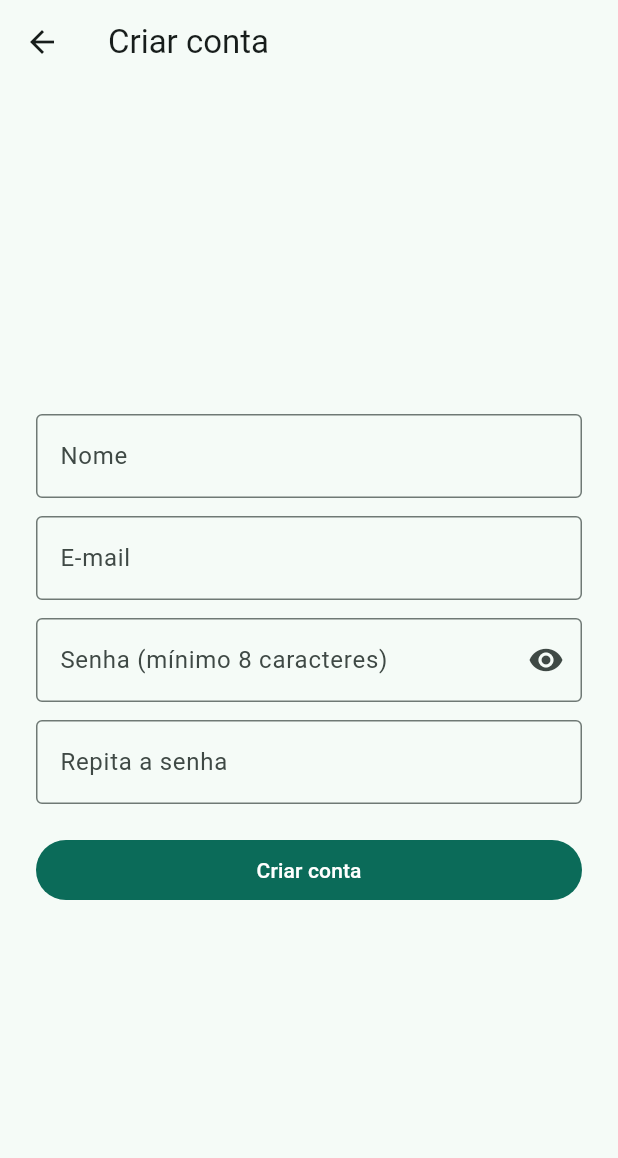
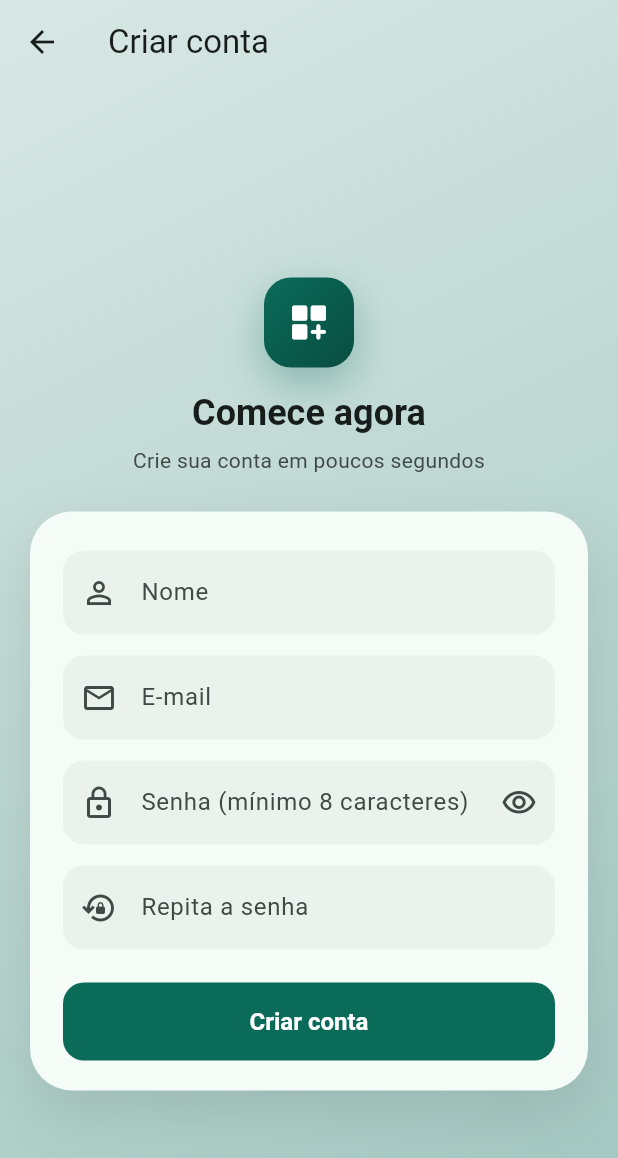
Before and after one commit to valdeiramaral/controle.pessoal, a Flutter app: the screen it shows after launch, after a tap on "Entrar", after a tap on "Criar conta", on a phone screen of 412 x 824 dp. Shown: the top 1158 px of the screen. Run offline on Flutter 3.47's test engine with Material 3 defaults, Android fonts, the phone set to English and light mode, and no system bars; our stand-ins replace drift, drift_flutter, flutter_local_notifications, flutter_riverpod, flutter_secure_storage, timezone; accounts and stored records are empty; generated files the repository leaves out were written again.

Commit message:
Login e cadastro: visual novo (degrade, cartao, campos preenchidos, animacao)
Co-Authored-By: Claude Sonnet 5.5 <noreply@anthropic.com>
Claude-Session: https://claude.ai/code/session_01BBJdPGpRE6NQGsK2ezuwoF

```diff
--- a/app/lib/features/auth/cadastro_page.dart
+++ b/app/lib/features/auth/cadastro_page.dart
@@ -4,6 +4,7 @@ import 'package:flutter_riverpod/flutter_riverpod.dart';
 import '../../data/api/cliente_api.dart';
 import 'sessao.dart';
 import 'validacoes.dart';
+import 'widgets_auth.dart';
 
 class CadastroPage extends ConsumerStatefulWidget {
   const CadastroPage({super.key});
@@ -51,15 +52,36 @@ class _CadastroPageState extends ConsumerState<CadastroPage> {
   @override
   Widget build(BuildContext context) {
     final tema = Theme.of(context);
+    Widget olho() => IconButton(
+          tooltip: _ver ? 'Ocultar senha' : 'Mostrar senha',
+          icon: Icon(_ver ? Icons.visibility_off_outlined : Icons.visibility_outlined),
+          onPressed: () => setState(() => _ver = !_ver),
+        );
     return Scaffold(
-      appBar: AppBar(title: const Text('Criar conta')),
-      body: SafeArea(
-        child: Center(
-          child: SingleChildScrollView(
-            padding: const EdgeInsets.all(24),
-            child: ConstrainedBox(
-              constraints: const BoxConstraints(maxWidth: 420),
-              child: Form(
+      extendBodyBehindAppBar: true,
+      appBar: AppBar(
+        title: const Text('Criar conta'),
+        backgroundColor: Colors.transparent,
+        elevation: 0,
+        scrolledUnderElevation: 0,
+      ),
+      body: FundoAuth(
+        filho: Column(
+          crossAxisAlignment: CrossAxisAlignment.stretch,
+          children: [
+            const SizedBox(height: 32),
+            const Align(child: MarcaApp(tamanho: 60)),
+            const SizedBox(height: 14),
+            Text('Comece agora',
+                textAlign: TextAlign.center,
+                style: tema.textTheme.headlineSmall?.copyWith(fontWeight: FontWeight.w700)),
+            const SizedBox(height: 6),
+            Text('Crie sua conta em poucos segundos',
+                textAlign: TextAlign.center,
+                style: tema.textTheme.bodyMedium?.copyWith(color: tema.colorScheme.onSurfaceVariant)),
+            const SizedBox(height: 24),
+            CartaoAuth(
+              filho: Form(
                 key: _form,
                 child: Column(
                   crossAxisAlignment: CrossAxisAlignment.stretch,
@@ -70,66 +92,54 @@ class _CadastroPageState extends ConsumerState<CadastroPage> {
                       textCapitalization: TextCapitalization.words,
                       autofillHints: const [AutofillHints.name],
                       textInputAction: TextInputAction.next,
-                      decoration: const InputDecoration(labelText: 'Nome', border: OutlineInputBorder()),
+                      decoration: decoracaoCampo(context, 'Nome', Icons.person_outline),
                       validator: validarNome,
                     ),
-                    const SizedBox(height: 12),
+                    const SizedBox(height: 14),
                     TextFormField(
                       key: const Key('campo_email'),
                       controller: _email,
                       keyboardType: TextInputType.emailAddress,
                       autofillHints: const [AutofillHints.email],
                       textInputAction: TextInputAction.next,
-                      decoration: const InputDecoration(labelText: 'E-mail', border: OutlineInputBorder()),
+                      decoration: decoracaoCampo(context, 'E-mail', Icons.mail_outline),
                       validator: validarEmail,
                     ),
-                    const SizedBox(height: 12),
+                    const SizedBox(height: 14),
                     TextFormField(
                       key: const Key('campo_senha'),
                       controller: _senha,
                       obscureText: !_ver,
                       autofillHints: const [AutofillHints.newPassword],
                       textInputAction: TextInputAction.next,
-                      decoration: InputDecoration(
-                        labelText: 'Senha (mínimo 8 caracteres)',
-                        border: const OutlineInputBorder(),
-                        suffixIcon: IconButton(
-                          tooltip: _ver ? 'Ocultar senha' : 'Mostrar senha',
-                          icon: Icon(_ver ? Icons.visibility_off : Icons.visibility),
-                          onPressed: () => setState(() => _ver = !_ver),
-                        ),
-                      ),
+                      decoration: decoracaoCampo(context, 'Senha (mínimo 8 caracteres)', Icons.lock_outline,
+                          sufixo: olho()),
                       validator: validarSenhaNova,
                     ),
-                    const SizedBox(height: 12),
+                    const SizedBox(height: 14),
                     TextFormField(
                       key: const Key('campo_confirma'),
                       controller: _confirma,
                       obscureText: !_ver,
                       textInputAction: TextInputAction.done,
                       onFieldSubmitted: (_) => _enviando ? null : _criar(),
-                      decoration: const InputDecoration(labelText: 'Repita a senha', border: OutlineInputBorder()),
+                      decoration: decoracaoCampo(context, 'Repita a senha', Icons.lock_reset_outlined),
                       validator: (v) => v == _senha.text ? null : 'As senhas não são iguais.',
                     ),
                     if (_erro != null) ...[
-                      const SizedBox(height: 12),
-                      Text(_erro!,
-                          key: const Key('mensagem_erro'),
-                          style: TextStyle(color: tema.colorScheme.error)),
+                      const SizedBox(height: 14),
+                      CaixaMensagem(texto: _erro!),
                     ],
-                    const SizedBox(height: 20),
-                    FilledButton(
+                    const SizedBox(height: 22),
+                    KeyedSubtree(
                       key: const Key('botao_criar'),
-                      onPressed: _enviando ? null : _criar,
-                      child: _enviando
-                          ? const SizedBox(width: 20, height: 20, child: CircularProgressIndicator(strokeWidth: 2))
-                          : const Text('Criar conta'),
+                      child: BotaoPrincipal(texto: 'Criar conta', enviando: _enviando, aoPressionar: _criar),
                     ),
                   ],
                 ),
               ),
             ),
-          ),
+          ],
         ),
       ),
     );
--- a/app/lib/features/auth/login_page.dart
+++ b/app/lib/features/auth/login_page.dart
@@ -5,6 +5,7 @@ import '../../data/api/cliente_api.dart';
 import 'cadastro_page.dart';
 import 'sessao.dart';
 import 'validacoes.dart';
+import 'widgets_auth.dart';
 
 class LoginPage extends ConsumerStatefulWidget {
   const LoginPage({super.key});
@@ -50,35 +51,41 @@ class _LoginPageState extends ConsumerState<LoginPage> {
     final tema = Theme.of(context);
     final mensagem = _erro ?? aviso;
     return Scaffold(
-      body: SafeArea(
-        child: Center(
-          child: SingleChildScrollView(
-            padding: const EdgeInsets.all(24),
-            child: ConstrainedBox(
-              constraints: const BoxConstraints(maxWidth: 420),
-              child: Form(
+      body: FundoAuth(
+        filho: Column(
+          crossAxisAlignment: CrossAxisAlignment.stretch,
+          children: [
+            const Align(child: MarcaApp()),
+            const SizedBox(height: 18),
+            Text('Controle Pessoal',
+                textAlign: TextAlign.center,
+                style: tema.textTheme.headlineMedium?.copyWith(fontWeight: FontWeight.w700, letterSpacing: -0.5)),
+            const SizedBox(height: 6),
+            Text('Finanças, saúde e agenda em um só lugar',
+                textAlign: TextAlign.center,
+                style: tema.textTheme.bodyMedium?.copyWith(color: tema.colorScheme.onSurfaceVariant)),
+            const SizedBox(height: 28),
+            CartaoAuth(
+              filho: Form(
                 key: _form,
                 child: Column(
                   crossAxisAlignment: CrossAxisAlignment.stretch,
                   children: [
-                    Icon(Icons.account_circle_outlined, size: 64, color: tema.colorScheme.primary),
-                    const SizedBox(height: 12),
-                    Text('Controle Pessoal',
-                        textAlign: TextAlign.center, style: tema.textTheme.headlineSmall),
+                    Text('Bem-vindo de volta',
+                        style: tema.textTheme.titleLarge?.copyWith(fontWeight: FontWeight.w600)),
                     const SizedBox(height: 4),
-                    Text('Entre na sua conta',
-                        textAlign: TextAlign.center, style: tema.textTheme.bodyMedium),
-                    const SizedBox(height: 24),
+                    Text('Entre para continuar', style: tema.textTheme.bodyMedium),
+                    const SizedBox(height: 20),
                     TextFormField(
                       key: const Key('campo_email'),
                       controller: _email,
                       keyboardType: TextInputType.emailAddress,
                       autofillHints: const [AutofillHints.email],
                       textInputAction: TextInputAction.next,
-                      decoration: const InputDecoration(labelText: 'E-mail', border: OutlineInputBorder()),
+                      decoration: decoracaoCampo(context, 'E-mail', Icons.mail_outline),
                       validator: validarEmail,
                     ),
-                    const SizedBox(height: 12),
+                    const SizedBox(height: 14),
                     TextFormField(
                       key: const Key('campo_senha'),
                       controller: _senha,
@@ -86,50 +93,51 @@ class _LoginPageState extends ConsumerState<LoginPage> {
                       autofillHints: const [AutofillHints.password],
                       textInputAction: TextInputAction.done,
                       onFieldSubmitted: (_) => _enviando ? null : _entrar(),
-                      decoration: InputDecoration(
-                        labelText: 'Senha',
-                        border: const OutlineInputBorder(),
-                        suffixIcon: IconButton(
+                      decoration: decoracaoCampo(
+                        context,
+                        'Senha',
+                        Icons.lock_outline,
+                        sufixo: IconButton(
                           tooltip: _ver ? 'Ocultar senha' : 'Mostrar senha',
-                          icon: Icon(_ver ? Icons.visibility_off : Icons.visibility),
+                          icon: Icon(_ver ? Icons.visibility_off_outlined : Icons.visibility_outlined),
                           onPressed: () => setState(() => _ver = !_ver),
                         ),
                       ),
                       validator: validarSenhaLogin,
                     ),
                     if (mensagem != null) ...[
-                      const SizedBox(height: 12),
-                      Text(mensagem,
-                          key: const Key('mensagem_erro'),
-                          style: TextStyle(color: tema.colorScheme.error)),
+                      const SizedBox(height: 14),
+                      CaixaMensagem(texto: mensagem),
                     ],
-                    const SizedBox(height: 20),
-                    FilledButton(
+                    const SizedBox(height: 22),
+                    KeyedSubtree(
                       key: const Key('botao_entrar'),
-                      onPressed: _enviando ? null : _entrar,
-                      child: _enviando
-                          ? const SizedBox(width: 20, height: 20, child: CircularProgressIndicator(strokeWidth: 2))
-                          : const Text('Entrar'),
-                    ),
-                    const SizedBox(height: 8),
-                    TextButton(
-                      onPressed: _enviando
-                          ? null
-                          : () => Navigator.of(context)
-                              .push(MaterialPageRoute<void>(builder: (_) => const CadastroPage())),
-                      child: const Text('Criar conta'),
-                    ),
-                    TextButton(
-                      onPressed: _enviando
-                          ? null
-                          : () => ref.read(sessaoProvider.notifier).continuarSemConta(),
-                      child: const Text('Usar sem conta neste aparelho'),
+                      child: BotaoPrincipal(texto: 'Entrar', enviando: _enviando, aoPressionar: _entrar),
                     ),
                   ],
                 ),
               ),
             ),
-          ),
+            const SizedBox(height: 18),
+            Row(
+              mainAxisAlignment: MainAxisAlignment.center,
+              children: [
+                Text('Ainda não tem conta?', style: tema.textTheme.bodyMedium),
+                TextButton(
+                  onPressed: _enviando
+                      ? null
+                      : () => Navigator.of(context)
+                          .push(MaterialPageRoute<void>(builder: (_) => const CadastroPage())),
+                  child: const Text('Criar conta', style: TextStyle(fontWeight: FontWeight.w700)),
+                ),
+              ],
+            ),
+            TextButton.icon(
+              onPressed: _enviando ? null : () => ref.read(sessaoProvider.notifier).continuarSemConta(),
+              icon: const Icon(Icons.phone_android, size: 18),
+              label: const Text('Usar sem conta neste aparelho'),
+            ),
+          ],
         ),
       ),
     );
--- /dev/null
+++ b/app/lib/features/auth/widgets_auth.dart
@@ -0,0 +1,198 @@
+import 'package:flutter/material.dart';
+
+/// Pecas visuais compartilhadas pelas telas de login e cadastro.
+
+/// Fundo com degrade suave e conteudo centralizado e rolavel.
+class FundoAuth extends StatelessWidget {
+  const FundoAuth({super.key, required this.filho});
+
+  final Widget filho;
+
+  @override
+  Widget build(BuildContext context) {
+    final cores = Theme.of(context).colorScheme;
+    final escuro = Theme.of(context).brightness == Brightness.dark;
+    return Container(
+      decoration: BoxDecoration(
+        gradient: LinearGradient(
+          begin: Alignment.topLeft,
+          end: Alignment.bottomRight,
+          colors: escuro
+              ? [cores.surface, Color.alphaBlend(cores.primary.withValues(alpha: 0.22), cores.surface)]
+              : [
+                  Color.alphaBlend(cores.primary.withValues(alpha: 0.16), Colors.white),
+                  Color.alphaBlend(cores.primary.withValues(alpha: 0.38), Colors.white),
+                ],
+        ),
+      ),
+      child: SafeArea(
+        child: Center(
+          child: SingleChildScrollView(
+            padding: const EdgeInsets.symmetric(horizontal: 20, vertical: 24),
+            child: ConstrainedBox(
+              constraints: const BoxConstraints(maxWidth: 440),
+              child: _Entrada(child: filho),
+            ),
+          ),
+        ),
+      ),
+    );
+  }
+}
+
+/// Aparece suavemente (fade + leve subida).
+class _Entrada extends StatelessWidget {
+  const _Entrada({required this.child});
+
+  final Widget child;
+
+  @override
+  Widget build(BuildContext context) {
+    return TweenAnimationBuilder<double>(
+      tween: Tween(begin: 0, end: 1),
+      duration: const Duration(milliseconds: 450),
+      curve: Curves.easeOutCubic,
+      builder: (context, v, filho) => Opacity(
+        opacity: v,
+        child: Transform.translate(offset: Offset(0, (1 - v) * 16), child: filho),
+      ),
+      child: child,
+    );
+  }
+}
+
+/// Logotipo: quadrado arredondado com degrade e icone.
+class MarcaApp extends StatelessWidget {
+  const MarcaApp({super.key, this.tamanho = 72});
+
+  final double tamanho;
+
+  @override
+  Widget build(BuildContext context) {
+    final cores = Theme.of(context).colorScheme;
+    return Container(
+      width: tamanho,
+      height: tamanho,
+      decoration: BoxDecoration(
+        borderRadius: BorderRadius.circular(tamanho * 0.3),
+        gradient: LinearGradient(
+          begin: Alignment.topLeft,
+          end: Alignment.bottomRight,
+          colors: [cores.primary, Color.alphaBlend(Colors.black.withValues(alpha: 0.28), cores.primary)],
+        ),
+        boxShadow: [
+          BoxShadow(
+            color: cores.primary.withValues(alpha: 0.35),
+            blurRadius: 24,
+            offset: const Offset(0, 10),
+          ),
+        ],
+      ),
+      child: Icon(Icons.dashboard_customize_rounded, color: cores.onPrimary, size: tamanho * 0.5),
+    );
+  }
+}
+
+/// Cartao branco (ou da cor da superficie) com cantos bem arredondados.
+class CartaoAuth extends StatelessWidget {
+  const CartaoAuth({super.key, required this.filho});
+
+  final Widget filho;
+
+  @override
+  Widget build(BuildContext context) {
+    final cores = Theme.of(context).colorScheme;
+    return Container(
+      padding: const EdgeInsets.fromLTRB(22, 26, 22, 20),
+      decoration: BoxDecoration(
+        color: cores.surface,
+        borderRadius: BorderRadius.circular(28),
+        boxShadow: [
+          BoxShadow(
+            color: Colors.black.withValues(alpha: 0.10),
+            blurRadius: 32,
+            offset: const Offset(0, 14),
+          ),
+        ],
+      ),
+      child: filho,
+    );
+  }
+}
+
+/// Campo preenchido, sem borda ate receber foco.
+InputDecoration decoracaoCampo(BuildContext context, String rotulo, IconData icone, {Widget? sufixo}) {
+  final cores = Theme.of(context).colorScheme;
+  OutlineInputBorder borda(Color cor, [double largura = 1]) => OutlineInputBorder(
+        borderRadius: BorderRadius.circular(14),
+        borderSide: BorderSide(color: cor, width: largura),
+      );
+  return InputDecoration(
+    labelText: rotulo,
+    prefixIcon: Icon(icone),
+    suffixIcon: sufixo,
+    filled: true,
+    fillColor: cores.surfaceContainerHighest.withValues(alpha: 0.45),
+    contentPadding: const EdgeInsets.symmetric(horizontal: 16, vertical: 16),
+    border: borda(Colors.transparent),
+    enabledBorder: borda(Colors.transparent),
+    focusedBorder: borda(cores.primary, 2),
+    errorBorder: borda(cores.error),
+    focusedErrorBorder: borda(cores.error, 2),
+  );
+}
+
+/// Botao principal: largo, alto e com spinner enquanto envia.
+class BotaoPrincipal extends StatelessWidget {
+  const BotaoPrincipal({super.key, required this.texto, required this.enviando, required this.aoPressionar});
+
+  final String texto;
+  final bool enviando;
+  final VoidCallback aoPressionar;
+
+  @override
+  Widget build(BuildContext context) {
+    return SizedBox(
+      height: 52,
+      child: FilledButton(
+        onPressed: enviando ? null : aoPressionar,
+        style: FilledButton.styleFrom(
+          shape: RoundedRectangleBorder(borderRadius: BorderRadius.circular(14)),
+          textStyle: const TextStyle(fontSize: 16, fontWeight: FontWeight.w600),
+        ),
+        child: enviando
+            ? const SizedBox(width: 22, height: 22, child: CircularProgressIndicator(strokeWidth: 2.5))
+            : Text(texto),
+      ),
+    );
+  }
+}
+
+/// Caixa de erro/aviso com icone.
+class CaixaMensagem extends StatelessWidget {
+  const CaixaMensagem({super.key, required this.texto});
+
+  final String texto;
+
+  @override
+  Widget build(BuildContext context) {
+    final cores = Theme.of(context).colorScheme;
+    return Container(
+      padding: const EdgeInsets.all(12),
+      decoration: BoxDecoration(
+        color: cores.errorContainer.withValues(alpha: 0.7),
+        borderRadius: BorderRadius.circular(12),
+      ),
+      child: Row(
+        crossAxisAlignment: CrossAxisAlignment.start,
+        children: [
+          Icon(Icons.error_outline, size: 20, color: cores.onErrorContainer),
+          const SizedBox(width: 10),
+          Expanded(
+            child: Text(texto, key: const Key('mensagem_erro'), style: TextStyle(color: cores.onErrorContainer)),
+          ),
+        ],
+      ),
+    );
+  }
+}
```
Also changed, not shown: 1 other file.
